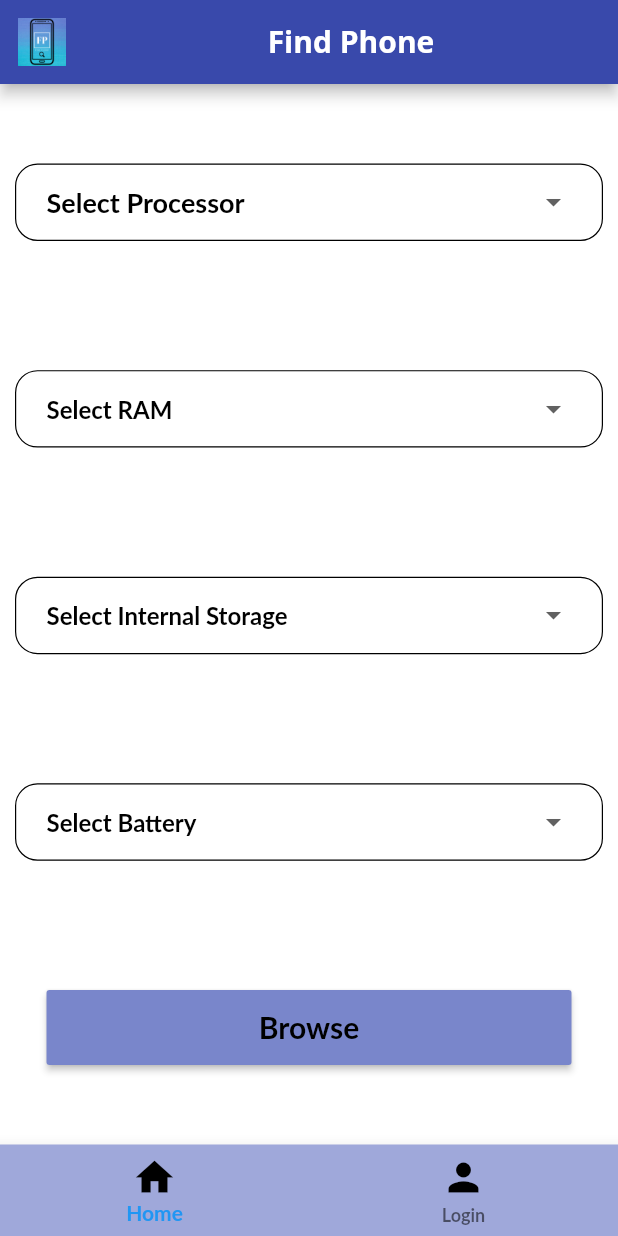
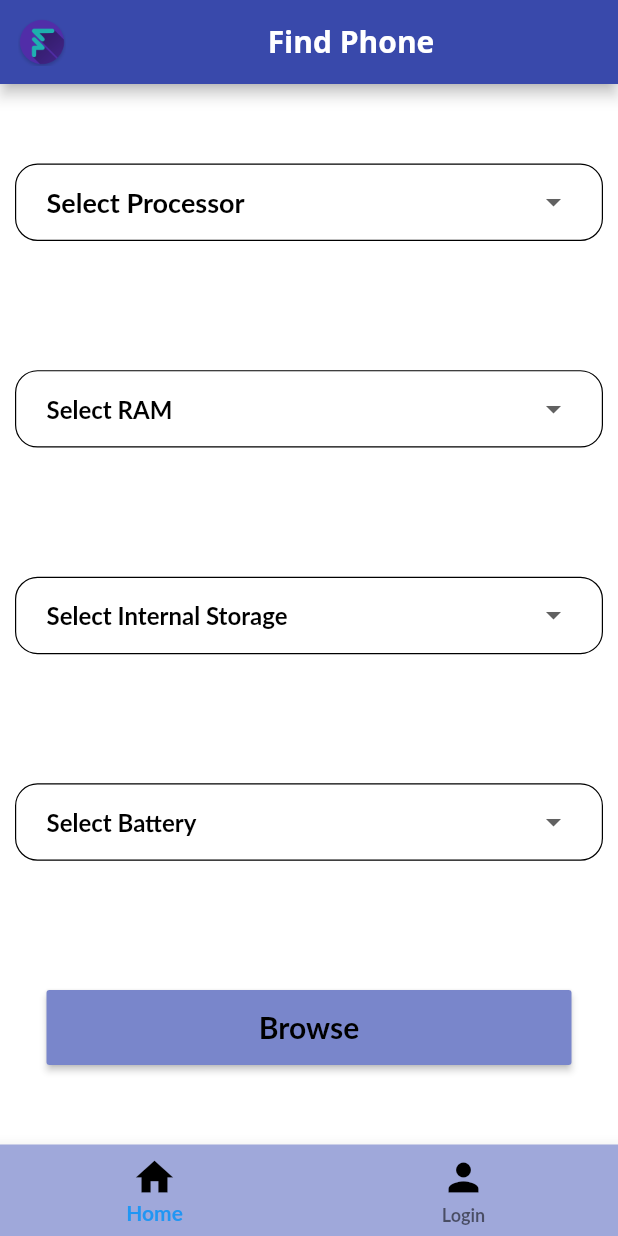
Before and after one commit to hemanshidobaria163/findphone, a Flutter app: the screen it shows after launch, on a phone screen of 412 x 824 dp. Run offline on Flutter 3.47's test engine with Material 2 defaults, Android fonts, the phone set to English and light mode, and no system bars; our stand-ins replace carousel_slider, firebase_auth, google_fonts; accounts and stored records are empty.

Commit message:
final project updated

```diff
--- a/lib/main.dart
+++ b/lib/main.dart
@@ -72,7 +72,7 @@ class TestState extends State<MyApp> {
             mainAxisAlignment: MainAxisAlignment.center,
             children: [
               Image.asset(
-                'assets/images/FP.png',
+                'assets/images/icon.png',
                 fit: BoxFit.contain,
                 height: 32,
               ),
```
Also changed, not shown: assets/images/Find Phone Logo.png (deleted), assets/images/Find_Phone_logo.png (added), assets/images/icon.png (added), 43 other files.
